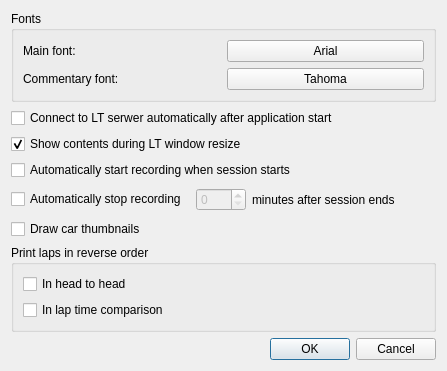
gronberg/f1lt, file ui/preferencesdialog.ui: the form before one commit.
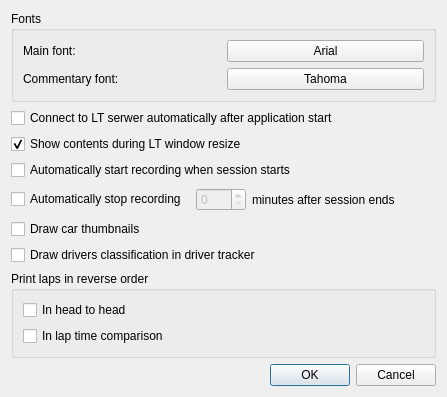
The form after the commit. Icons and pictures are not drawn.

Patch:
```diff
--- a/ui/preferencesdialog.ui
+++ b/ui/preferencesdialog.ui
@@ -7,7 +7,7 @@
     <x>0</x>
     <y>0</y>
     <width>447</width>
-    <height>371</height>
+    <height>397</height>
    </rect>
   </property>
   <property name="windowTitle">
@@ -132,6 +132,13 @@
      </property>
     </widget>
    </item>
+   <item>
+    <widget class="QCheckBox" name="trackerBox">
+     <property name="text">
+      <string>Draw drivers classification in driver tracker</string>
+     </property>
+    </widget>
+   </item>
    <item>
     <widget class="QGroupBox" name="groupBox_2">
      <property name="title">
```
